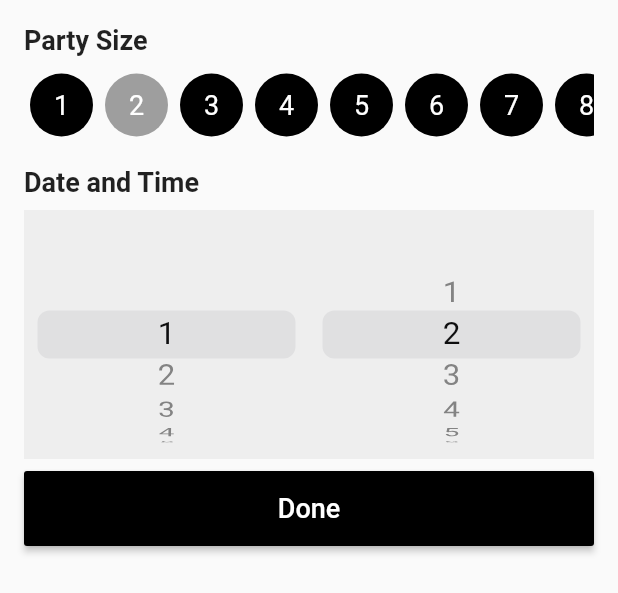
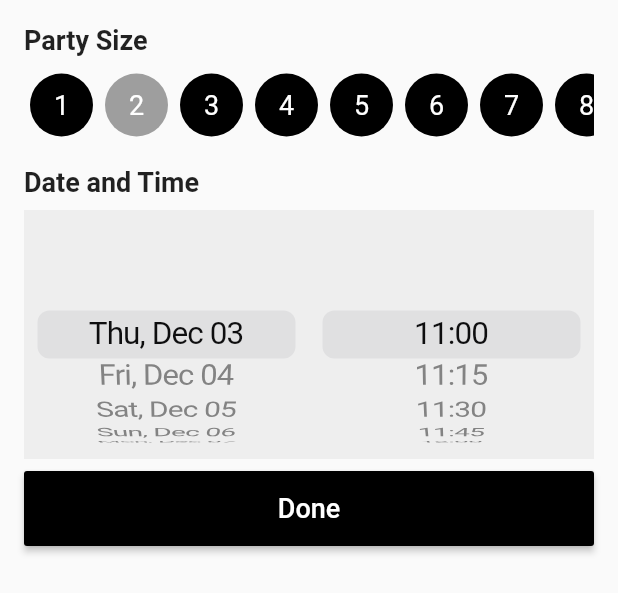
Before and after one commit to daysond/cafehollywood_android, a Flutter app: the BookingPanel widget shown alone on an empty page, opened directly, on a phone screen of 412 x 824 dp. Shown: the top 593 px of the screen. Run offline on Flutter 3.47's test engine with Material 2 defaults, Android fonts, the light colour scheme and no system bars; our stand-ins replace decimal, firebase_auth, firebase_core, flutter_spinkit; missing offline and left inert: flutter_statusbarcolor; accounts and stored records are empty.

Commit message:
booking panel

```diff
--- a/lib/screens/OrderHistory/order_page.dart
+++ b/lib/screens/OrderHistory/order_page.dart
@@ -1,5 +1,6 @@
 import 'package:flutter/material.dart';
 import 'package:flutter/cupertino.dart';
+import 'package:intl/intl.dart';
 
 class OrderHistoryPage extends StatefulWidget {
   @override
@@ -7,6 +8,7 @@ class OrderHistoryPage extends StatefulWidget {
 }
 
 class _OrderHistoryPageState extends State<OrderHistoryPage> {
+  String dateStr = '';
   @override
   Widget build(BuildContext context) {
     return DefaultTabController(
@@ -24,8 +26,12 @@ class _OrderHistoryPageState extends State<OrderHistoryPage> {
                   labelColor: Colors.black,
                   indicatorColor: Colors.black,
                   tabs: [
-          Tab(text: 'Upcoming',),
-          Tab(text: 'Past',)
+                    Tab(
+                      text: 'Upcoming',
+                    ),
+                    Tab(
+                      text: 'Past',
+                    )
                   ],
                 ),
               )
@@ -33,8 +39,25 @@ class _OrderHistoryPageState extends State<OrderHistoryPage> {
           },
           body: Container(
             color: Colors.orange,
-            child: Center(child: Text('hi'),),
-            ),),
+            child: Column(
+              mainAxisAlignment: MainAxisAlignment.center,
+              children: [
+                Text(dateStr),
+                IconButton(
+                    icon: Icon(Icons.settings),
+                    onPressed: () {
+                      setState(() {
+                        final now = DateTime.now();
+                        final tomorrow =
+                            DateTime(now.year, now.month, now.day + 50);
+                        dateStr = DateFormat('E, MMM dd y').format(tomorrow);
+                        dateStr = dateStr.substring(0, dateStr.length - 5);
+                      });
+                    })
+              ],
+            ),
+          ),
+        ),
       ),
     );
   }
--- a/lib/screens/home/booking_panel.dart
+++ b/lib/screens/home/booking_panel.dart
@@ -2,19 +2,7 @@ import 'package:cafe_hollywood/screens/shared/black_button.dart';
 import 'package:flutter/material.dart';
 import 'package:flutter/cupertino.dart';
 import 'package:flutter/rendering.dart';
-
-const List<String> colors = const <String>[
-  'Red',
-  'Yellow',
-  'Amber',
-  'Blue',
-  'Black',
-  'Pink',
-  'Purple',
-  'White',
-  'Grey',
-  'Green',
-];
+import 'package:intl/intl.dart';
 
 class BookingPanel extends StatefulWidget {
   @override
@@ -22,9 +10,31 @@ class BookingPanel extends StatefulWidget {
 }
 
 class _BookingPanelState extends State<BookingPanel> {
-  int _selectedHour = 0;
-  int _selectedMinute = 1;
+  String _selectedDate = '';
+  int _selectedTime = 1;
   int _selectedSize = 2;
+  final List<String> dates = [];
+  final List<String> times = [];
+
+  @override
+  void initState() {
+    for (var i = 0; i < 15; i++) {
+      final now = DateTime.now();
+      final date = DateTime(now.year, now.month, now.day + i);
+      dates.add(DateFormat('E, MMM dd y').format(date));
+    }
+
+    for (var i = 11; i < 22; i++) {
+      times.add('${i.toString()}:00');
+      times.add('${i.toString()}:15');
+      times.add('${i.toString()}:30');
+      times.add('${i.toString()}:45');
+    }
+
+    _selectedDate = dates[0];
+
+    super.initState();
+  }
 
   @override
   Widget build(BuildContext context) {
@@ -97,35 +107,37 @@ class _BookingPanelState extends State<BookingPanel> {
                     child: CupertinoPicker(
                         backgroundColor: Colors.grey[200],
                         scrollController: new FixedExtentScrollController(
-                          initialItem: _selectedHour,
+                          initialItem: 0,
                         ),
                         itemExtent: 32.0,
                         onSelectedItemChanged: (int index) {
                           setState(() {
-                            _selectedHour = index;
+                            _selectedDate = dates[index];
                           });
                         },
-                        children: new List<Widget>.generate(24, (int index) {
+                        children: new List<Widget>.generate(14, (int index) {
                           return new Center(
-                            child: new Text('${index + 1}'),
+                            child: new Text(dates[index]
+                                .substring(0, dates[index].length - 5)),
                           );
                         })),
                   ),
                   Expanded(
                     child: CupertinoPicker(
                         scrollController: new FixedExtentScrollController(
-                          initialItem: _selectedMinute,
+                          initialItem: 0,
                         ),
                         itemExtent: 32.0,
                         backgroundColor: Colors.grey[200],
                         onSelectedItemChanged: (int index) {
                           setState(() {
-                            _selectedMinute = index;
+                            _selectedTime = index;
                           });
                         },
-                        children: new List<Widget>.generate(60, (int index) {
+                        children: new List<Widget>.generate(times.length,
+                            (int index) {
                           return new Center(
-                            child: new Text('${index + 1}'),
+                            child: new Text(times[index]),
                           );
                         })),
                   ),
```
Also changed, not shown: 1 other file. Lines whose indentation alone changed are shown as unchanged.
